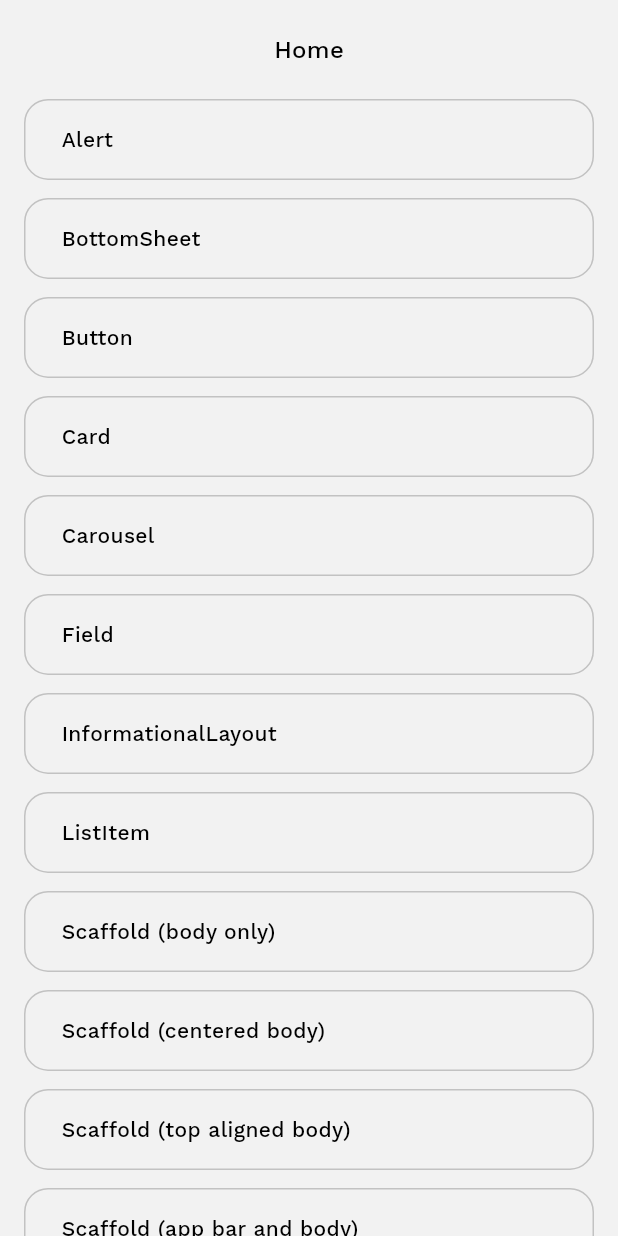
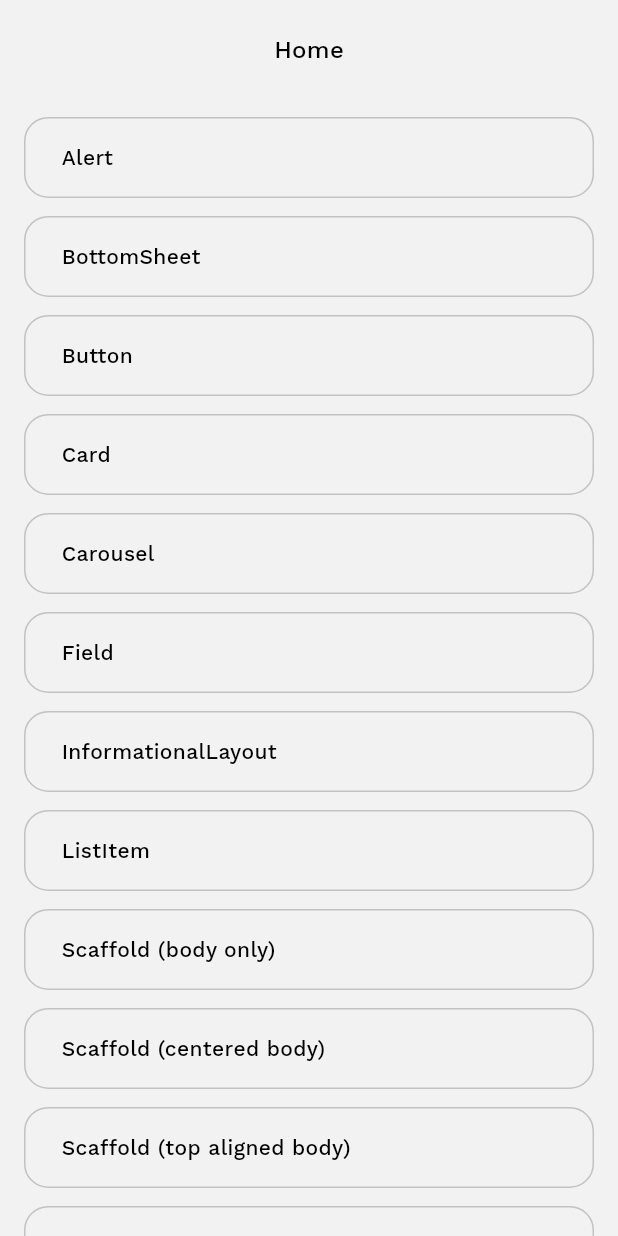
Before and after one commit to bradleyoosterveen/flutter-packages, a Flutter app: the screen it shows after launch, on a phone screen of 412 x 824 dp. Run offline on Flutter 3.47's test engine with Material 3 defaults, Android fonts, the phone set to English and light mode, and no system bars; our stand-ins replace flutter_animate, flutter_svg.

Commit message:
Revert "Attempt to improve scaffold"
This reverts commit 7b69d8a2ac1496bce58cc11676bfbe7077d3b8c5.

```diff
--- a/packages/flint_ui/lib/src/app_bar.dart
+++ b/packages/flint_ui/lib/src/app_bar.dart
@@ -25,11 +25,7 @@ class FlintUiAppBar extends StatelessWidget {
     final leading = leadingWidget;
     final trailing = trailingWidget;
 
-    return SafeArea(
-      bottom: false,
-      child: Padding(
-        padding: .symmetric(horizontal: context.themeData.spacing.md),
-        child: ConstrainedBox(
+    return ConstrainedBox(
       constraints: BoxConstraints(
         minHeight: MediaQuery.of(context).size.height * 0.08,
       ),
@@ -85,8 +81,6 @@ class FlintUiAppBar extends StatelessWidget {
           ),
         ],
       ),
-        ),
-      ),
     );
   }
 }
--- a/packages/flint_ui/lib/src/widgets/scaffold/scaffold.dart
+++ b/packages/flint_ui/lib/src/widgets/scaffold/scaffold.dart
@@ -2,8 +2,6 @@ import 'package:flint_ui/flint_ui.dart';
 import 'package:flutter/material.dart';
 
 part 'scaffold.style.dart';
-
-enum FlintUiScaffoldBodyAlignment { top, center }
 
 class FlintUiScaffold extends StatefulWidget {
   static FlintUiScaffoldStyle _defaultStyleBuilder(FlintUiScaffoldStyle style) => style;
@@ -14,7 +12,6 @@ class FlintUiScaffold extends StatefulWidget {
     this.floatingHeader,
     this.footer,
     this.style = _defaultStyleBuilder,
-    this.bodyAlignment = .top,
     super.key,
   });
 
@@ -23,7 +20,6 @@ class FlintUiScaffold extends StatefulWidget {
   final Widget? floatingHeader;
   final Widget? footer;
   final FlintUiScaffoldStyle Function(FlintUiScaffoldStyle style) style;
-  final FlintUiScaffoldBodyAlignment bodyAlignment;
 
   @override
   State<FlintUiScaffold> createState() => _FlintUiScaffoldState();
@@ -81,25 +77,24 @@ class _FlintUiScaffoldState extends State<FlintUiScaffold> {
       body: Stack(
         children: [
           Positioned.fill(
-            child: SingleChildScrollView(
+            child: LayoutBuilder(
+              builder: (context, constraints) => SingleChildScrollView(
                 controller: _scrollController,
+                child: IntrinsicHeight(
                   child: ConstrainedBox(
                     constraints: BoxConstraints(
-                  minHeight: MediaQuery.sizeOf(context).height,
+                      minHeight: constraints.minHeight,
                     ),
                     child: FlintUiFlex.column(
                       crossAxisAlignment: .stretch,
-                  mainAxisAlignment: switch (widget.bodyAlignment) {
-                    .top => .start,
-                    .center => .spaceBetween,
-                  },
+                      divider: FlintUiGap.column(context.themeData.spacing.sm),
+                      mainAxisSize: .max,
                       children: [
                         if (header != null) ...[
                           _header(header),
-                    ] else ...[
-                      SizedBox(),
                         ],
-                    SafeArea(
+                        Expanded(
+                          child: SafeArea(
                             top: header == null,
                             bottom: footer == null,
                             child: Padding(
@@ -109,15 +104,16 @@ class _FlintUiScaffoldState extends State<FlintUiScaffold> {
                               child: body,
                             ),
                           ),
+                        ),
                         if (footer != null) ...[
                           Visibility.maintain(
                             visible: false,
                             child: _footer(footer, resolvedStyle),
                           ),
-                    ] else ...[
-                      SizedBox(),
                         ],
                       ],
+                    ),
+                  ),
                 ),
               ),
             ),
@@ -176,10 +172,16 @@ class _FlintUiScaffoldState extends State<FlintUiScaffold> {
     ],
   );
 
-  Widget _header(Widget header) => ConstrainedBox(
+  Widget _header(Widget header) => SafeArea(
+    bottom: false,
+    child: Padding(
+      padding: .symmetric(horizontal: context.themeData.spacing.md),
+      child: ConstrainedBox(
         constraints: BoxConstraints(
           minHeight: MediaQuery.of(context).size.height * 0.08,
         ),
         child: header,
+      ),
+    ),
   );
 }
```
Also changed, not shown: packages/flint_ui/example/lib/screens/examples/scaffold_screen.dart (+4 -12 lines). Lines whose indentation alone changed are shown as unchanged.
